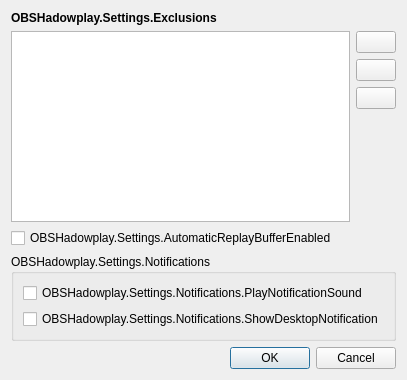
Qt form src/ui/SettingsDialog.ui (EZ64cool/obs-hadowplay) before a commit.
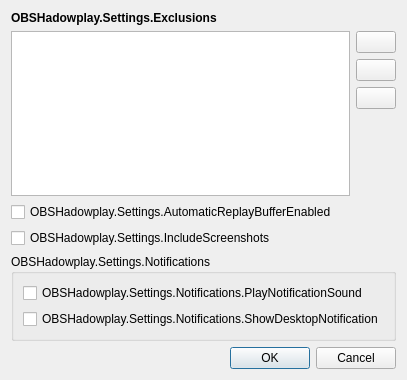
The same form after that commit.

Commit message: Added option to also sort screenshots into folders

```diff
--- a/src/ui/SettingsDialog.ui
+++ b/src/ui/SettingsDialog.ui
@@ -125,6 +125,13 @@
      </property>
     </widget>
    </item>
+   <item>
+    <widget class="QCheckBox" name="include_screenshots_checkbox">
+     <property name="text">
+      <string>OBSHadowplay.Settings.IncludeScreenshots</string>
+     </property>
+    </widget>
+   </item>
    <item>
     <widget class="QGroupBox" name="group_box_global">
      <property name="title">
```
The commit also changes 7 other files.
